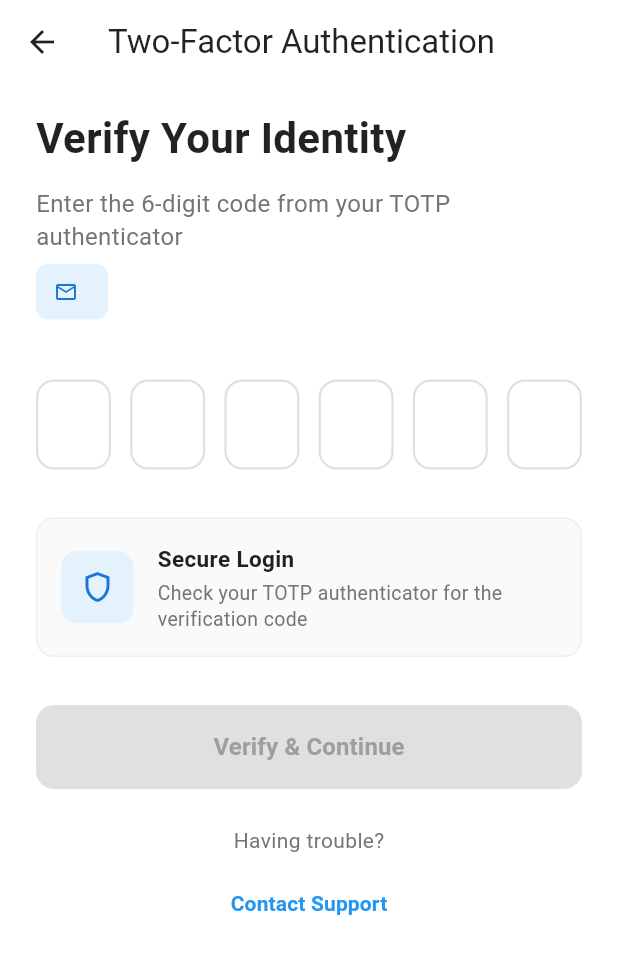
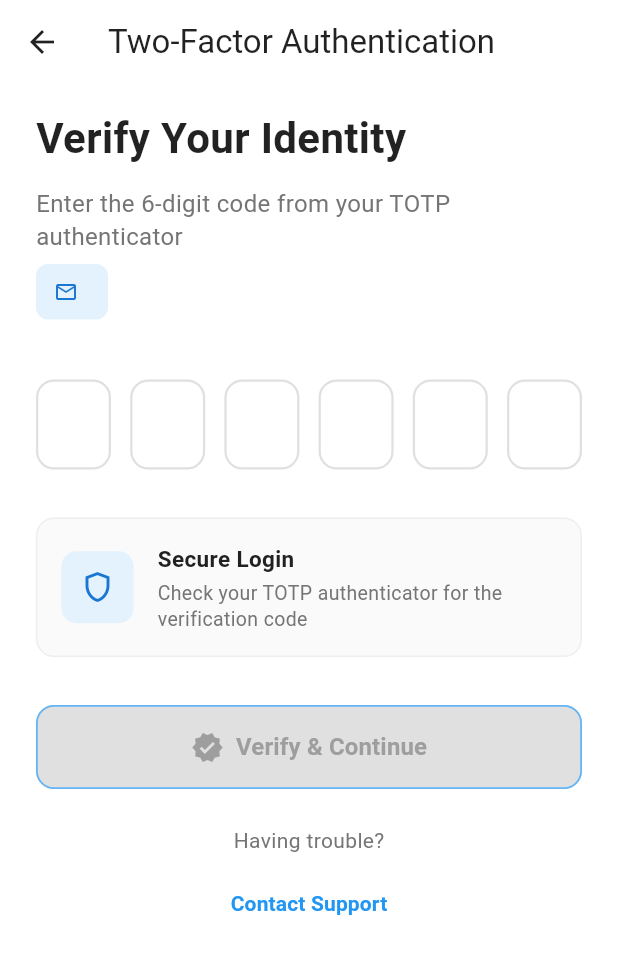
Before and after one commit to Waynenyarky/Capstone, a Flutter app: the LoginMfaScreen screen opened directly with empty values, on a phone screen of 412 x 824 dp. Shown: the top 954 px of the screen. Run offline on Flutter 3.47's test engine with Material 3 defaults, Android fonts, the light colour scheme and no system bars; our stand-ins replace flutter_dotenv, google_sign_in, image_cropper, image_picker, local_auth, permission_handler and 2 more; missing offline and left inert: mailer; accounts and stored records are empty; statements that could not run were skipped.

Commit message:
Updated about UI flow

```diff
--- a/mobile/app/lib/presentation/screens/security/login_mfa_screen.dart
+++ b/mobile/app/lib/presentation/screens/security/login_mfa_screen.dart
@@ -325,19 +325,22 @@ class _LoginMfaScreenState extends State<LoginMfaScreen> {
               SizedBox(
                 width: double.infinity,
                 height: 56,
-                child: ElevatedButton(
+                child: ElevatedButton.icon(
                   onPressed: _loading || !_isOtpComplete ? null : _verify,
                   style: ElevatedButton.styleFrom(
-                    backgroundColor: Colors.blue,
+                    backgroundColor: Colors.blue.shade700,
                     foregroundColor: Colors.white,
                     disabledBackgroundColor: Colors.grey.shade300,
                     disabledForegroundColor: Colors.grey.shade500,
-                    elevation: 0,
+                    elevation: 3,
+                    shadowColor: Colors.blue.shade200,
+                    side: BorderSide(color: Colors.blue.shade300, width: 1.2),
+                    padding: const EdgeInsets.symmetric(horizontal: 16),
                     shape: RoundedRectangleBorder(
                       borderRadius: BorderRadius.circular(12),
                     ),
                   ),
-                  child: _loading
+                  icon: _loading
                       ? const SizedBox(
                           height: 24,
                           width: 24,
@@ -346,7 +349,8 @@ class _LoginMfaScreenState extends State<LoginMfaScreen> {
                             valueColor: AlwaysStoppedAnimation<Color>(Colors.white),
                           ),
                         )
-                      : const Text(
+                      : const Icon(Icons.verified, size: 22),
+                  label: const Text(
                     'Verify & Continue',
                     style: TextStyle(
                       fontSize: 16,
```
Also changed, not shown: mobile/app/lib/presentation/screens/login_page.dart (+110 -26 lines). Lines whose indentation alone changed are shown as unchanged.
